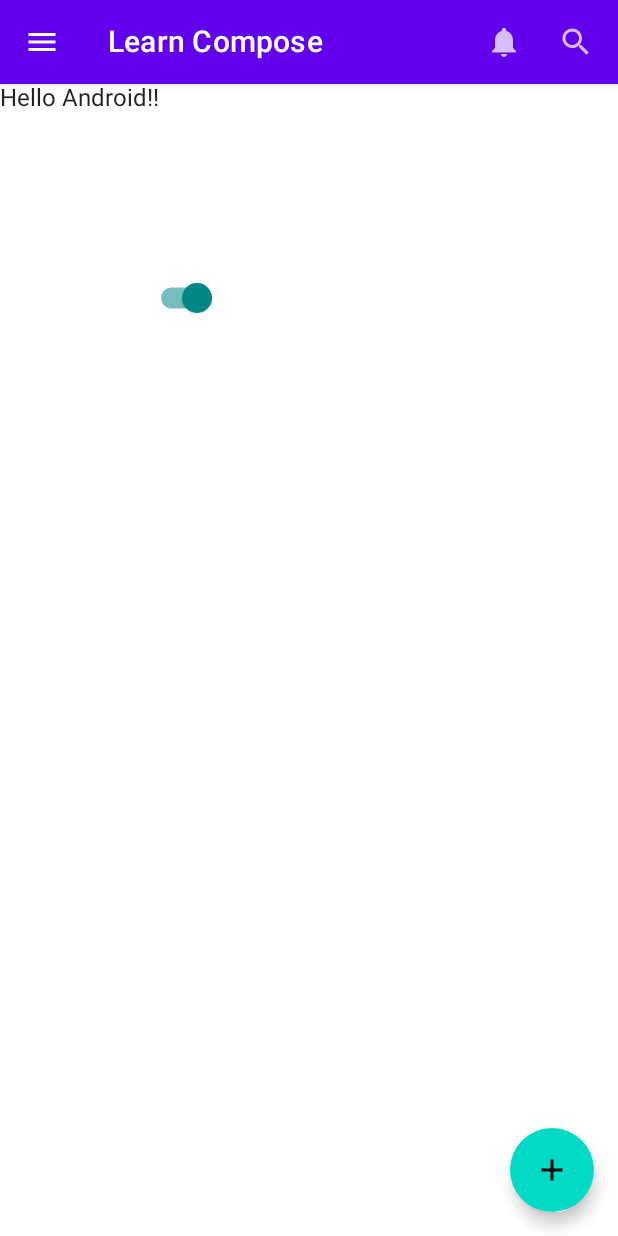
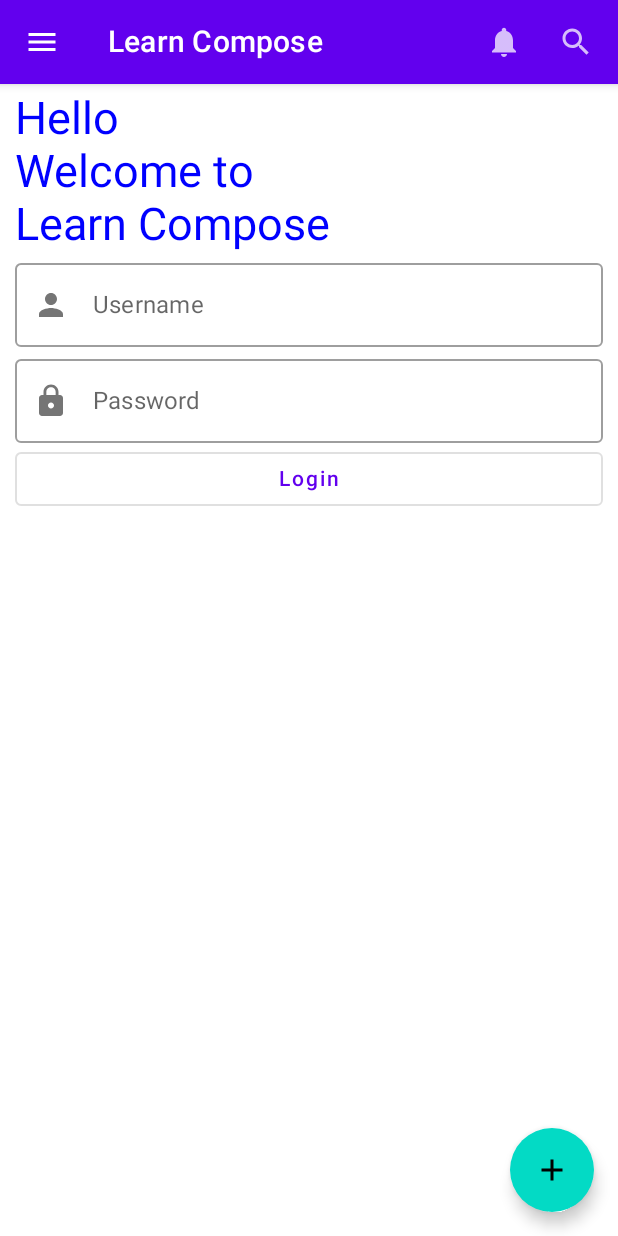
Before and after one commit to Ankit-jailwal/LearningCompose, an Android app built with Jetpack Compose: the screen it shows after launch (MainActivity), on a phone screen of 412 x 824 dp. Run offline under Robolectric (Android 15) with nearby library versions, the phone set to English and light mode, and no system bars.

Commit message:
Created login UI

```diff
--- a/app/src/main/java/com/example/learncompose/MainActivity.kt
+++ b/app/src/main/java/com/example/learncompose/MainActivity.kt
@@ -7,16 +7,18 @@ import androidx.activity.compose.setContent
 import androidx.compose.foundation.layout.*
 import androidx.compose.material.*
 import androidx.compose.material.icons.Icons
-import androidx.compose.material.icons.filled.Add
-import androidx.compose.material.icons.filled.Menu
-import androidx.compose.material.icons.filled.Notifications
-import androidx.compose.material.icons.filled.Search
+import androidx.compose.material.icons.filled.*
 import androidx.compose.runtime.Composable
 import androidx.compose.runtime.mutableStateOf
 import androidx.compose.runtime.remember
 import androidx.compose.ui.Modifier
+import androidx.compose.ui.graphics.Color
+import androidx.compose.ui.text.font.FontFamily
+import androidx.compose.ui.text.input.TransformedText
+import androidx.compose.ui.text.input.VisualTransformation
 import androidx.compose.ui.tooling.preview.Preview
 import androidx.compose.ui.unit.dp
+import androidx.compose.ui.unit.sp
 import com.example.learncompose.ui.theme.LearnComposeTheme
 
 class MainActivity : ComponentActivity() {
@@ -57,8 +59,7 @@ class MainActivity : ComponentActivity() {
 
                 ) {
                     padding -> Column(modifier = Modifier.padding(padding)) {
-                    Greeting(name = "Android!")
-                    ShowSwitch()
+                    LoginUi()
                 }
                 }
             }
@@ -76,6 +77,61 @@ fun Hey(name: String) {
     Text(text = "Ankit $name")
 }
 
+@Composable
+fun LoginUi() {
+    val username = remember {
+        mutableStateOf("")
+    }
+
+    val password = remember {
+        mutableStateOf("")
+    }
+
+    Column(
+        modifier = Modifier
+            .fillMaxSize()
+            .padding(10.dp,5.dp),
+    ) {
+
+        Text(
+            text = "Hello \nWelcome to \nLearn Compose",
+            fontFamily = FontFamily.SansSerif,
+            color = Color.Blue, fontSize = 30.sp
+        )
+
+        OutlinedTextField(
+            value = username.value,
+            onValueChange = {username.value = it},
+            modifier = Modifier
+                .fillMaxWidth(),
+            leadingIcon = {
+                Icon(Icons.Filled.Person, contentDescription = "username")
+            },
+            label = { Text(text = "Username")}
+        )
+        OutlinedTextField(
+            value = password.value,
+            onValueChange = {password.value = it},
+            modifier = Modifier
+                .fillMaxWidth(),
+            leadingIcon = {
+                Icon(Icons.Filled.Lock, contentDescription = "username")
+            },
+            label = { Text(text = "Password")}
+        )
+
+        OutlinedButton(
+            onClick = {
+                      Log.d("values","username: ${username.value} and password: ${password.value}")
+            },
+            modifier = Modifier
+                .fillMaxWidth()
+            ) {
+            Text(text = "Login")
+        }
+    }
+
+}
 @Composable
 fun ShowSwitch() {
     val flag = remember {
```
